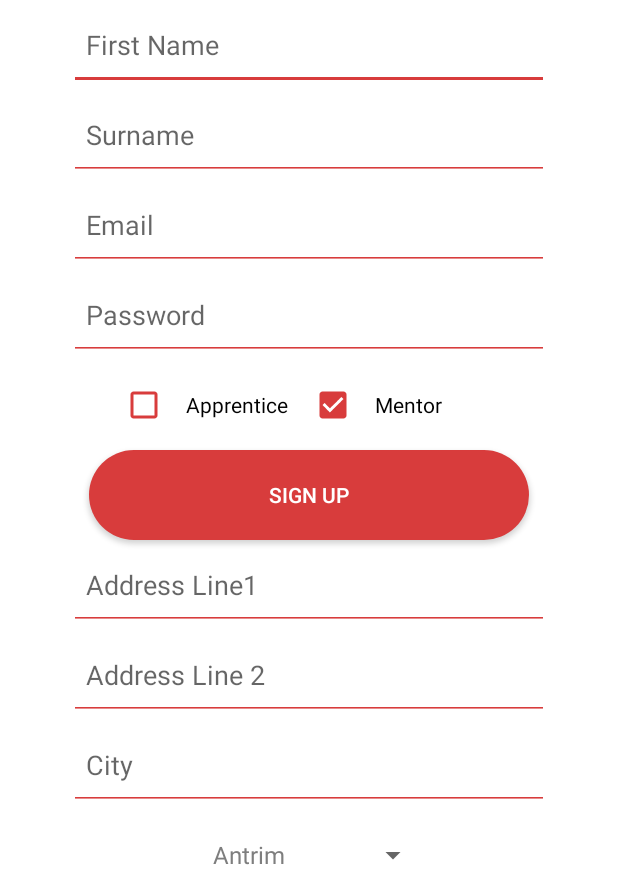
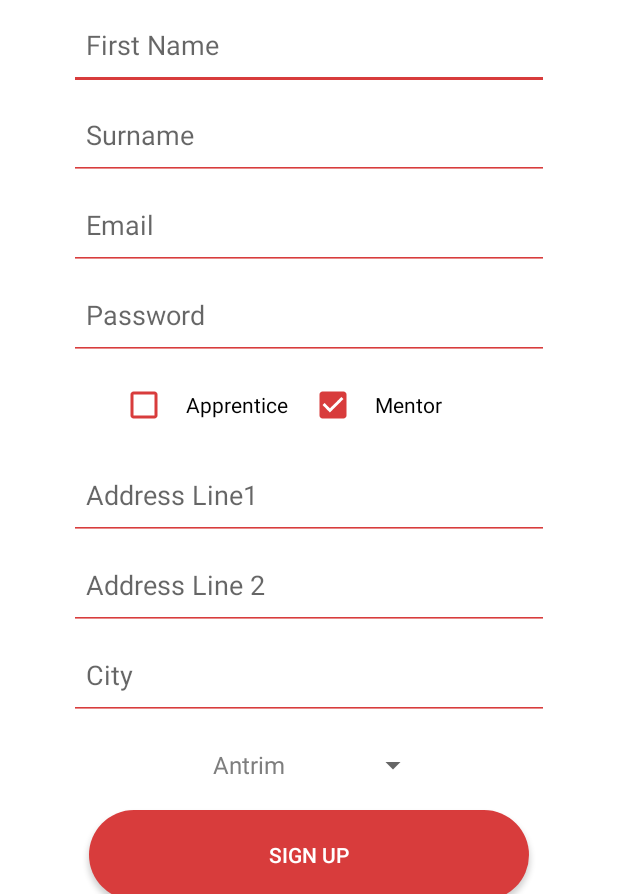
Before and after one commit to Rudy1995T/BarbAR-Mobile, an Android app: the SignUpActivity screen opened directly, with no data from a screen before it, after a tap on "Mentor", on a phone screen of 412 x 824 dp, the part 342-1236 px from its top. Run offline under Robolectric (Android 15) with nearby library versions, the phone set to English and light mode, and no system bars; 1 other tap on this screen came first.

Commit message:
Merge Test 2.1

```diff
--- a/app/src/main/res/layout/activity_sign_up.xml
+++ b/app/src/main/res/layout/activity_sign_up.xml
@@ -80,7 +80,8 @@
                     android:id="@+id/ifApprenticeCheckbox"
                     android:layout_width="126dp"
                     android:layout_height="60dp"
-                    android:checked="false"
+                    android:checked="true"
+                    android:clickable="false"
                     android:padding="12dp"
                     android:text="Apprentice"
                     android:theme="@style/CheckBoxTheme" />
@@ -94,15 +95,6 @@
                     android:text="Mentor"
                     android:theme="@style/CheckBoxTheme" />
             </LinearLayout>
-            <Button
-                android:id="@+id/signup-btn1"
-                android:layout_width="wrap_content"
-                android:layout_height="60dp"
-                android:background="@drawable/signupbutton"
-                android:paddingLeft="120dp"
-                android:paddingRight="120dp"
-                android:text="Sign Up"
-                android:textColor="#fff" />
 
             <LinearLayout
                 android:id="@+id/barber-address"
@@ -119,8 +111,8 @@
                     android:ems="15"
                     android:hint="Address Line1"
                     android:inputType="text"
-                    android:visibility="invisible"
-                    android:padding="11dp" />
+                    android:padding="11dp"
+                    android:visibility="gone" />
 
 
                 <EditText
@@ -131,8 +123,8 @@
                     android:ems="15"
                     android:hint="Address Line 2"
                     android:inputType="text"
-                    android:visibility="invisible"
-                    android:padding="11dp" />
+                    android:padding="11dp"
+                    android:visibility="gone" />
 
                 <EditText
                     android:id="@+id/City"
@@ -142,29 +134,27 @@
                     android:ems="15"
                     android:hint="City"
                     android:inputType="text"
-                    android:visibility="invisible"
-                    android:padding="11dp" />
+                    android:padding="11dp"
+                    android:visibility="gone" />
 
 
                 <Spinner
                     android:id="@+id/county-spinner"
                     android:layout_width="wrap_content"
-                    android:visibility="invisible"
+                    android:layout_height="60dp"
 
-                    android:layout_height="60dp" />
+                    android:visibility="gone" />
 
             </LinearLayout>
 
             <Button
-                android:id="@+id/signup-btn2"
+                android:id="@+id/signup-btn1"
                 android:layout_width="wrap_content"
                 android:layout_height="60dp"
                 android:background="@drawable/signupbutton"
                 android:paddingLeft="120dp"
                 android:paddingRight="120dp"
-                android:layout_marginBottom="30dp"
                 android:text="Sign Up"
-                android:visibility="invisible"
                 android:textColor="#fff" />
 
         </LinearLayout>
```
